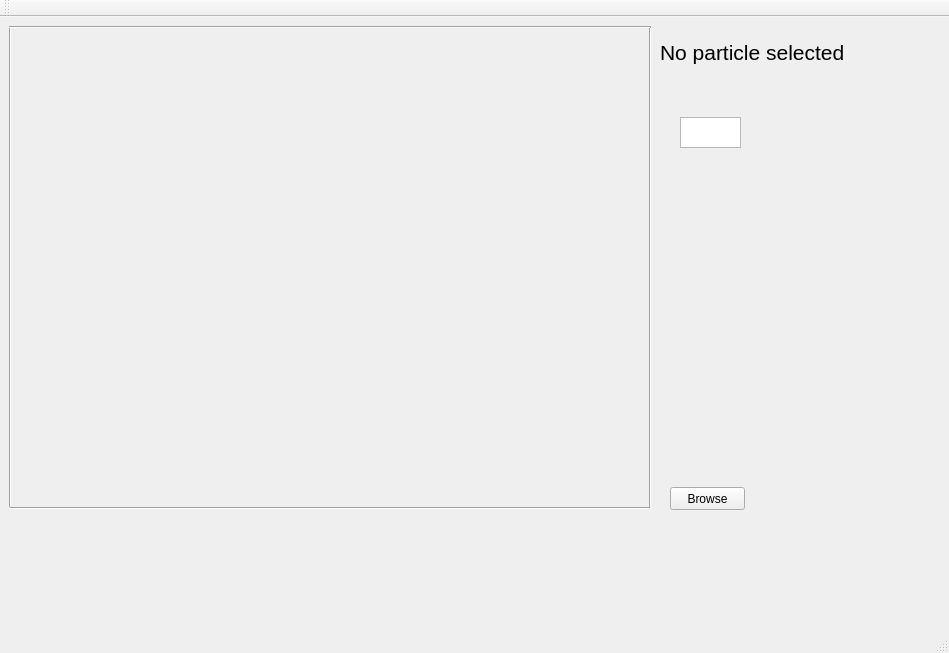
The window that TA_ParticleEditor/TA_ParticleEditor/particleeditor.ui (Stureplan/TA_ParticleEditor) describes before a commit, drawn with Qt 5.
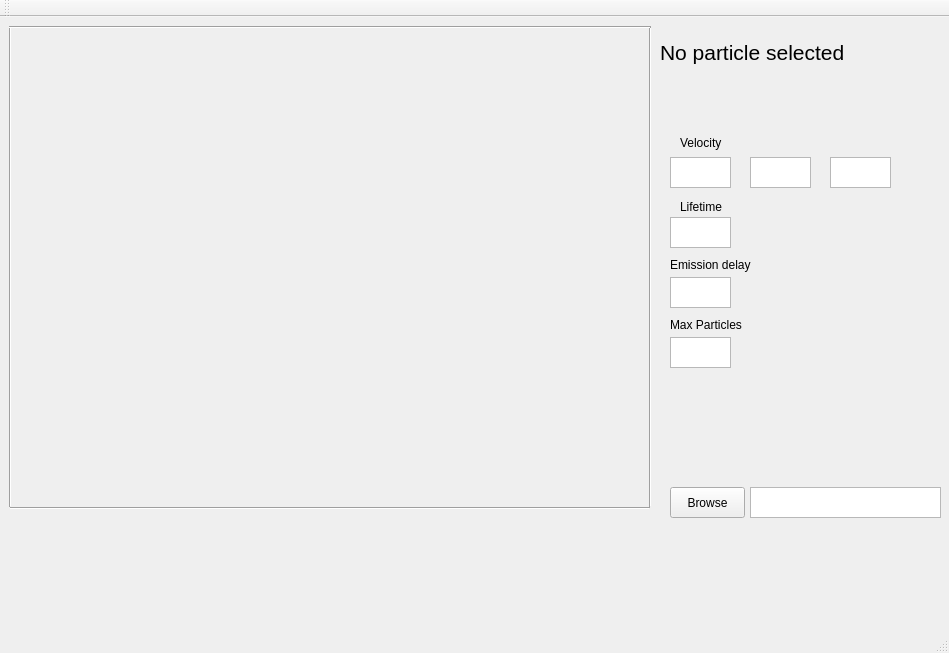
The same window after the commit. Custom widgets are drawn as their Qt base class.

What changed in the file:
```diff
--- a/TA_ParticleEditor/TA_ParticleEditor/particleeditor.ui
+++ b/TA_ParticleEditor/TA_ParticleEditor/particleeditor.ui
@@ -121,7 +121,7 @@
       <x>670</x>
       <y>470</y>
       <width>75</width>
-      <height>23</height>
+      <height>31</height>
      </rect>
     </property>
     <property name="text">
@@ -131,13 +131,125 @@
    <widget class="QPlainTextEdit" name="lifetime">
     <property name="geometry">
      <rect>
+      <x>670</x>
+      <y>200</y>
+      <width>61</width>
+      <height>31</height>
+     </rect>
+    </property>
+   </widget>
+   <widget class="QLabel" name="label_Lifetime">
+    <property name="geometry">
+     <rect>
       <x>680</x>
-      <y>100</y>
+      <y>180</y>
+      <width>51</width>
+      <height>20</height>
+     </rect>
+    </property>
+    <property name="text">
+     <string>Lifetime</string>
+    </property>
+   </widget>
+   <widget class="QPlainTextEdit" name="emissionDelay">
+    <property name="geometry">
+     <rect>
+      <x>670</x>
+      <y>260</y>
       <width>61</width>
       <height>31</height>
      </rect>
     </property>
    </widget>
+   <widget class="QPlainTextEdit" name="maxParticles">
+    <property name="geometry">
+     <rect>
+      <x>670</x>
+      <y>320</y>
+      <width>61</width>
+      <height>31</height>
+     </rect>
+    </property>
+   </widget>
+   <widget class="QPlainTextEdit" name="velocityX">
+    <property name="geometry">
+     <rect>
+      <x>670</x>
+      <y>140</y>
+      <width>61</width>
+      <height>31</height>
+     </rect>
+    </property>
+   </widget>
+   <widget class="QPlainTextEdit" name="velocityY">
+    <property name="geometry">
+     <rect>
+      <x>750</x>
+      <y>140</y>
+      <width>61</width>
+      <height>31</height>
+     </rect>
+    </property>
+   </widget>
+   <widget class="QPlainTextEdit" name="velocityZ">
+    <property name="geometry">
+     <rect>
+      <x>830</x>
+      <y>140</y>
+      <width>61</width>
+      <height>31</height>
+     </rect>
+    </property>
+   </widget>
+   <widget class="QLabel" name="label_Velocity">
+    <property name="geometry">
+     <rect>
+      <x>680</x>
+      <y>110</y>
+      <width>71</width>
+      <height>31</height>
+     </rect>
+    </property>
+    <property name="text">
+     <string>Velocity</string>
+    </property>
+   </widget>
+   <widget class="QLabel" name="label_EmissionDelay">
+    <property name="geometry">
+     <rect>
+      <x>670</x>
+      <y>240</y>
+      <width>121</width>
+      <height>16</height>
+     </rect>
+    </property>
+    <property name="text">
+     <string>Emission delay</string>
+    </property>
+   </widget>
+   <widget class="QLabel" name="label_MaxParticles">
+    <property name="geometry">
+     <rect>
+      <x>670</x>
+      <y>300</y>
+      <width>91</width>
+      <height>16</height>
+     </rect>
+    </property>
+    <property name="text">
+     <string>Max Particles</string>
+    </property>
+   </widget>
+   <widget class="QTextBrowser" name="textBrowser">
+    <property name="geometry">
+     <rect>
+      <x>750</x>
+      <y>470</y>
+      <width>191</width>
+      <height>31</height>
+     </rect>
+    </property>
+   </widget>
   </widget>
   <widget class="QMenuBar" name="menuBar">
    <property name="geometry">
```
Left out of the diff: 22 changed lines with no effect on the pictures.
